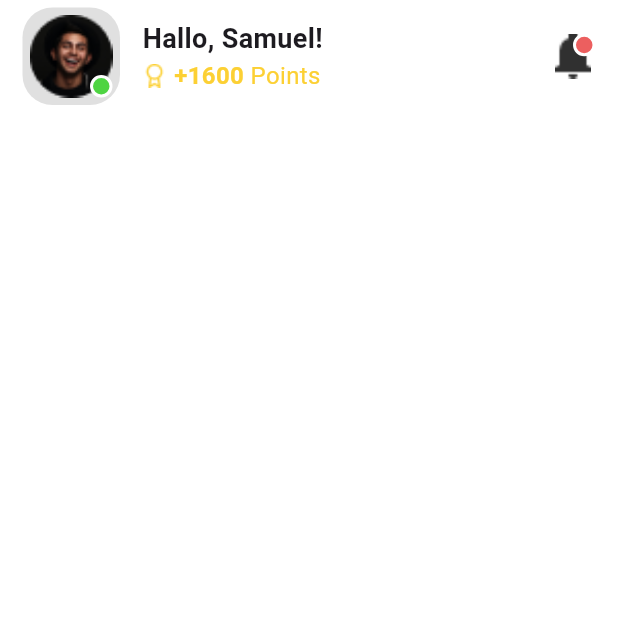
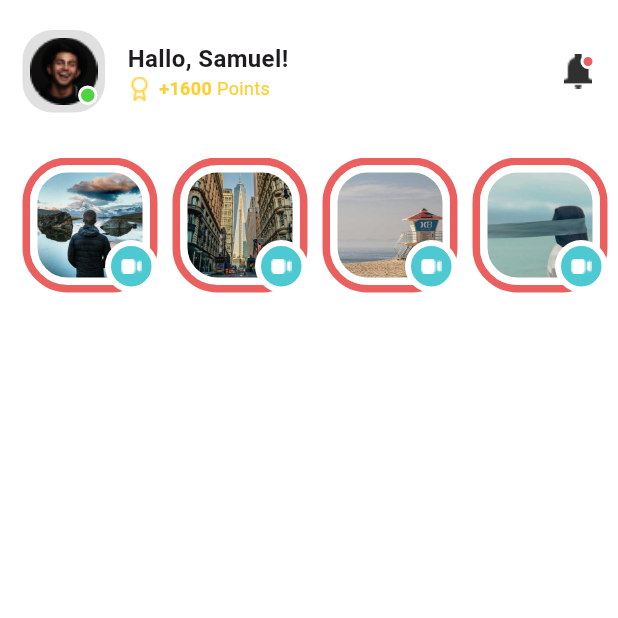
Before and after one commit to masradeen/ajheryuk, a Flutter app: the HomePage screen opened by its route, on a phone screen of 412 x 824 dp, the top half of it. Run offline on Flutter 3.47's test engine with Material 3 defaults, Android fonts, the phone set to English and light mode, and no system bars.

Commit message:
Membuat story item pada file home_page dan menambahkan icon serta image terkait

```diff
--- a/lib/pages/home_page.dart
+++ b/lib/pages/home_page.dart
@@ -7,17 +7,19 @@ class HomePage extends StatelessWidget {
   Widget build(BuildContext context) {
     return Scaffold(
       backgroundColor: Colors.white,
-      body: SafeArea(
-        child: Container(
+      body: ListView(
+        children: [
+          Container(
             padding: EdgeInsets.symmetric(horizontal: 15),
-          height: 75,
+            height: 95,
             width: MediaQuery.of(context).size.width,
+            // color: Colors.blue,
             child: Row(
               children: [
                 Container(
                   padding: EdgeInsets.all(5),
-                width: 65,
-                height: 65,
+                  width: 55,
+                  height: 55,
                   decoration: BoxDecoration(
                     color: Colors.grey[300],
                     borderRadius: BorderRadius.circular(20),
@@ -25,8 +27,8 @@ class HomePage extends StatelessWidget {
                   child: Stack(
                     children: [
                       Container(
-                      width: 65,
-                      height: 65,
+                        width: 55,
+                        height: 55,
                         child: Image.asset(
                           "assets/images/avatar-1.png",
                           fit: BoxFit.cover,
@@ -35,8 +37,8 @@ class HomePage extends StatelessWidget {
                       Align(
                         alignment: Alignment.bottomRight,
                         child: Container(
-                        height: 15,
-                        width: 15,
+                          height: 13,
+                          width: 13,
                           decoration: BoxDecoration(
                             borderRadius: BorderRadius.circular(100),
                             color: Color(0xFF4ED442),
@@ -59,7 +61,7 @@ class HomePage extends StatelessWidget {
                       Text(
                         "Hallo, Samuel!",
                         style: TextStyle(
-                        fontSize: 18,
+                          fontSize: 16,
                           fontWeight: FontWeight.bold,
                         ),
                       ),
@@ -71,7 +73,7 @@ class HomePage extends StatelessWidget {
                           Text(
                             "+1600",
                             style: TextStyle(
-                            fontSize: 16,
+                              fontSize: 12,
                               fontWeight: FontWeight.bold,
                               color: Color(0xFFFCD034),
                             ),
@@ -79,7 +81,7 @@ class HomePage extends StatelessWidget {
                           Text(
                             " Points",
                             style: TextStyle(
-                            fontSize: 16,
+                              fontSize: 12,
                               color: Color(0xFFFCD034),
                             ),
                           ),
@@ -89,13 +91,13 @@ class HomePage extends StatelessWidget {
                   ),
                 ),
                 Container(
-                width: 30,
-                height: 30,
+                  width: 23,
+                  height: 23,
                   child: Stack(
                     children: [
                       Container(
-                      width: 35,
-                      height: 35,
+                        width: 30,
+                        height: 30,
                         child: Image.asset(
                           "assets/icons/notification.png",
                           fit: BoxFit.contain,
@@ -104,8 +106,8 @@ class HomePage extends StatelessWidget {
                       Align(
                         alignment: Alignment.topRight,
                         child: Container(
-                        height: 15,
-                        width: 15,
+                          height: 10,
+                          width: 10,
                           decoration: BoxDecoration(
                             borderRadius: BorderRadius.circular(100),
                             color: Color(0xFFEC5F5F),
@@ -122,7 +124,95 @@ class HomePage extends StatelessWidget {
               ],
             ),
           ),
+          SizedBox(height: 10,),
+          SingleChildScrollView(
+            scrollDirection: Axis.horizontal,
+            child: Row(
+              children: [
+                SizedBox(width: 15,),
+                StoryItem(image: "assets/images/story-1.jpg",),
+                StoryItem(image: "assets/images/story-2.jpg",),
+                StoryItem(image: "assets/images/story-3.jpg",),
+                StoryItem(image: "assets/images/story-4.jpg",),
+                StoryItem(image: "assets/images/story-5.jpg",),
+                StoryItem(image: "assets/images/story-6.jpg",),
+                StoryItem(image: "assets/images/story-7.jpg",),
+                StoryItem(image: "assets/images/story-8.jpg",),
+              ],
+            ),
+          ),
+          SizedBox(height: 10,),
+        ],
       ),
     );
   }
 }
+
+class StoryItem extends StatelessWidget {
+  const StoryItem({
+    super.key,
+    required this.image,
+  });
+
+  final String image;
+
+  @override
+  Widget build(BuildContext context) {
+    return Container(
+      margin: EdgeInsets.only(right: 10),
+      width: 90,
+      height: 90,
+      child: Stack(
+        children: [
+          Container(
+            width: 90,
+            height: 90,
+            decoration: BoxDecoration(
+              borderRadius: BorderRadius.circular(30),
+              border: Border.all(
+                color: Color(0xFFEC5F5F),
+                  width: 5,
+              ),
+            ),
+
+            child: Container(
+              padding: EdgeInsets.all(5),
+              width: 90,
+              height: 90,
+              decoration: BoxDecoration(
+                image: DecorationImage(
+                  fit: BoxFit.cover,
+                  image: AssetImage(
+                    image,
+                  ),
+                ),
+                color: Colors.white,
+                borderRadius: BorderRadius.circular(25),
+                border: Border.all(
+                  color: Colors.white,
+                  width: 5,
+                ),
+              ),
+            ),
+          ),
+          Align(
+            alignment: Alignment.bottomRight,
+            child: Container(
+              height: 35,
+              width: 35,
+              decoration: BoxDecoration(
+                borderRadius: BorderRadius.circular(100),
+                color: Color(0xFF4DC9D1),
+                border: Border.all(
+                  color: Colors.white,
+                  width: 4,
+                ),
+              ),
+              child: Image.asset("assets/icons/video.png"),
+            ),
+          ),
+        ],
+      ),
+    );
+  }
+}
```
Also changed, not shown: assets/icons/video.png (added), assets/images/story-1.jpg (added), assets/images/story-2.jpg (added), assets/images/story-3.jpg (added), assets/images/story-4.jpg (added), assets/images/story-5.jpg (added), assets/images/story-6.jpg (added), assets/images/story-7.jpg (added), assets/images/story-8.jpg (added). Lines whose indentation alone changed are shown as unchanged.
